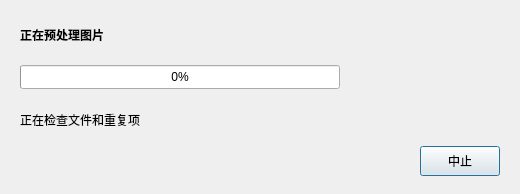
Qt form src/ui/dialog_image_import_progress.ui (Craftkuro/StickerGenie) before a commit.
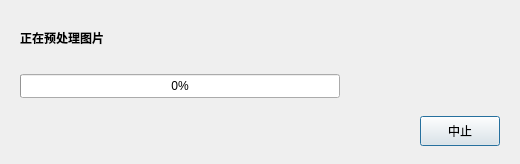
The same form after that commit.

Commit message: misc: 备份导出功能进度提示改用模态对话框；移除进度对话框中最后处理文件名的显示

Diff of the .ui file:
```diff
--- a/src/ui/dialog_image_import_progress.ui
+++ b/src/ui/dialog_image_import_progress.ui
@@ -7,13 +7,13 @@
     <x>0</x>
     <y>0</y>
     <width>520</width>
-     <height>194</height>
+    <height>164</height>
    </rect>
   </property>
   <property name="minimumSize">
    <size>
     <width>500</width>
-     <height>194</height>
+     <height>164</height>
    </size>
   </property>
   <property name="windowTitle">
@@ -86,20 +86,7 @@
      </item>
     </layout>
    </item>
-    <item>
-     <widget class="QLabel" name="labelDetail">
-     <property name="minimumSize">
-      <size>
-       <width>0</width>
-       <height>20</height>
-      </size>
-     </property>
-     <property name="text">
-      <string>正在检查文件和重复项</string>
-     </property>
-     </widget>
-    </item>
-    <item>
+     <item>
      <layout class="QHBoxLayout" name="horizontalLayoutActions">
       <item>
        <spacer name="horizontalSpacerActions">
```
The commit also changes 11 other files.
